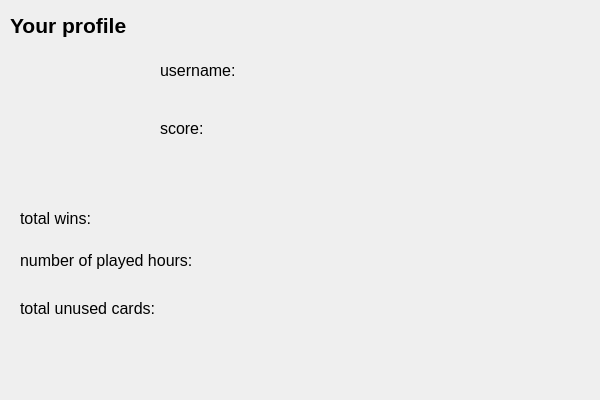
andramoc04-dev/ProjectModernCpp, file Client/ProfilePage.ui: the form before one commit.
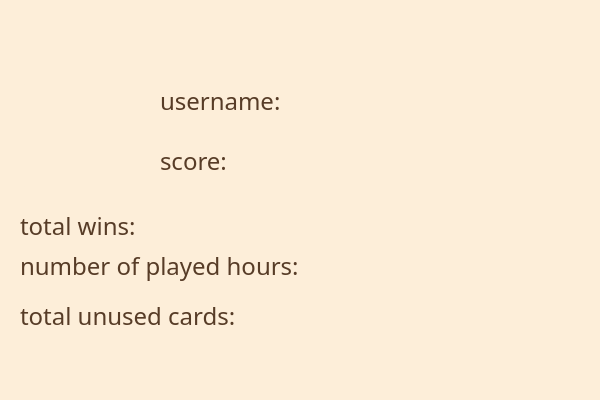
The form after the commit. Icons and pictures are not drawn.

Commit message: Personalized Start and Profile pages

Patch:
```diff
--- a/Client/ProfilePage.ui
+++ b/Client/ProfilePage.ui
@@ -13,33 +13,14 @@
   <property name="windowTitle">
    <string>ProfilePage</string>
   </property>
-  <widget class="QLabel" name="label">
-   <property name="geometry">
-    <rect>
-     <x>10</x>
-     <y>10</y>
-     <width>121</width>
-     <height>31</height>
-    </rect>
-   </property>
-   <property name="font">
-    <font>
-     <pointsize>16</pointsize>
-     <bold>true</bold>
-    </font>
-   </property>
-   <property name="text">
-    <string>Your profile</string>
-   </property>
-   <property name="scaledContents">
-    <bool>true</bool>
-   </property>
-  </widget>
+  <property name="styleSheet">
+   <string notr="true"> background-color: #FDEED9;</string>
+  </property>
   <widget class="QLabel" name="label_2">
    <property name="geometry">
     <rect>
      <x>10</x>
-     <y>50</y>
+     <y>70</y>
      <width>131</width>
      <height>131</height>
     </rect>
@@ -62,16 +43,20 @@
    <property name="geometry">
     <rect>
      <x>160</x>
-     <y>60</y>
-     <width>81</width>
-     <height>21</height>
+     <y>70</y>
+     <width>151</width>
+     <height>61</height>
     </rect>
    </property>
    <property name="font">
     <font>
-     <pointsize>12</pointsize>
+     <family>Showcard Gothic</family>
+     <pointsize>18</pointsize>
     </font>
    </property>
+   <property name="styleSheet">
+    <string notr="true">color: #573C27;</string>
+   </property>
    <property name="text">
     <string>username:</string>
    </property>
@@ -80,18 +65,22 @@
    <property name="geometry">
     <rect>
      <x>160</x>
-     <y>120</y>
-     <width>71</width>
-     <height>16</height>
+     <y>140</y>
+     <width>101</width>
+     <height>41</height>
     </rect>
    </property>
    <property name="font">
     <font>
-     <pointsize>12</pointsize>
+     <family>Showcard Gothic</family>
+     <pointsize>18</pointsize>
      <bold>false</bold>
      <strikeout>false</strikeout>
     </font>
    </property>
+   <property name="styleSheet">
+    <string notr="true">color: #573C27;</string>
+   </property>
    <property name="text">
     <string>score:</string>
    </property>
@@ -101,15 +90,19 @@
     <rect>
      <x>20</x>
      <y>250</y>
-     <width>181</width>
-     <height>21</height>
+     <width>361</width>
+     <height>31</height>
     </rect>
    </property>
    <property name="font">
     <font>
-     <pointsize>12</pointsize>
+     <family>Showcard Gothic</family>
+     <pointsize>18</pointsize>
     </font>
    </property>
+   <property name="styleSheet">
+    <string notr="true">color: #573C27;</string>
+   </property>
    <property name="text">
     <string>number of played hours:</string>
    </property>
@@ -119,15 +112,19 @@
     <rect>
      <x>20</x>
      <y>210</y>
-     <width>81</width>
-     <height>16</height>
+     <width>181</width>
+     <height>31</height>
     </rect>
    </property>
    <property name="font">
     <font>
-     <pointsize>12</pointsize>
+     <family>Showcard Gothic</family>
+     <pointsize>18</pointsize>
     </font>
    </property>
+   <property name="styleSheet">
+    <string notr="true">color: #573C27;</string>
+   </property>
    <property name="text">
     <string>total wins:</string>
    </property>
@@ -137,19 +134,41 @@
     <rect>
      <x>20</x>
      <y>300</y>
-     <width>161</width>
-     <height>16</height>
+     <width>291</width>
+     <height>31</height>
     </rect>
    </property>
    <property name="font">
     <font>
-     <pointsize>12</pointsize>
+     <family>Showcard Gothic</family>
+     <pointsize>18</pointsize>
     </font>
    </property>
+   <property name="styleSheet">
+    <string notr="true">color: #573C27;</string>
+   </property>
    <property name="text">
     <string>total unused cards:</string>
    </property>
   </widget>
+  <widget class="QLabel" name="label">
+   <property name="geometry">
+    <rect>
+     <x>-10</x>
+     <y>0</y>
+     <width>251</width>
+     <height>81</height>
+    </rect>
+   </property>
+   <property name="styleSheet">
+    <string notr="true">QLabel {
+    border-image:url(:/Client/Your-profile-26-11-2025.png);
+}</string>
+   </property>
+   <property name="text">
+    <string/>
+   </property>
+  </widget>
  </widget>
  <layoutdefault spacing="6" margin="11"/>
  <resources>
```
The commit also changes 27 other files.
